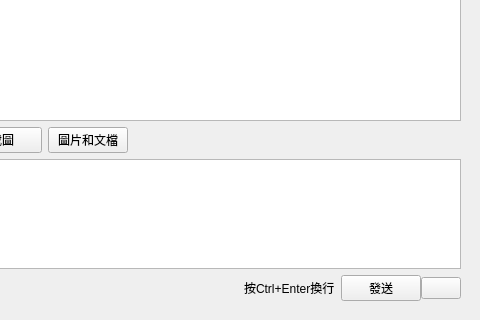
Qt form resource/ui/wechat-0.5.ui (0xzhaohx/webwechat) before a commit; both pictures show x 501 to 981 and y 315 to 635 of the 981 by 635 pixel window.
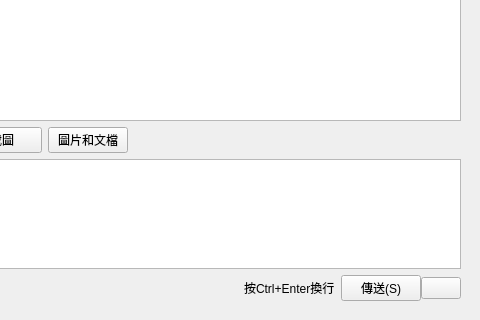
The same form after that commit.

Diff of the .ui file:
```diff
--- a/resource/ui/wechat-0.5.ui
+++ b/resource/ui/wechat-0.5.ui
@@ -368,7 +368,7 @@
                   <item>
                    <widget class="QPushButton" name="sendButton">
                     <property name="text">
-                     <string>發送</string>
+                     <string>傳送(S)</string>
                     </property>
                    </widget>
                   </item>
```
Left out of the diff: 2 changed lines with no effect on the pictures.
